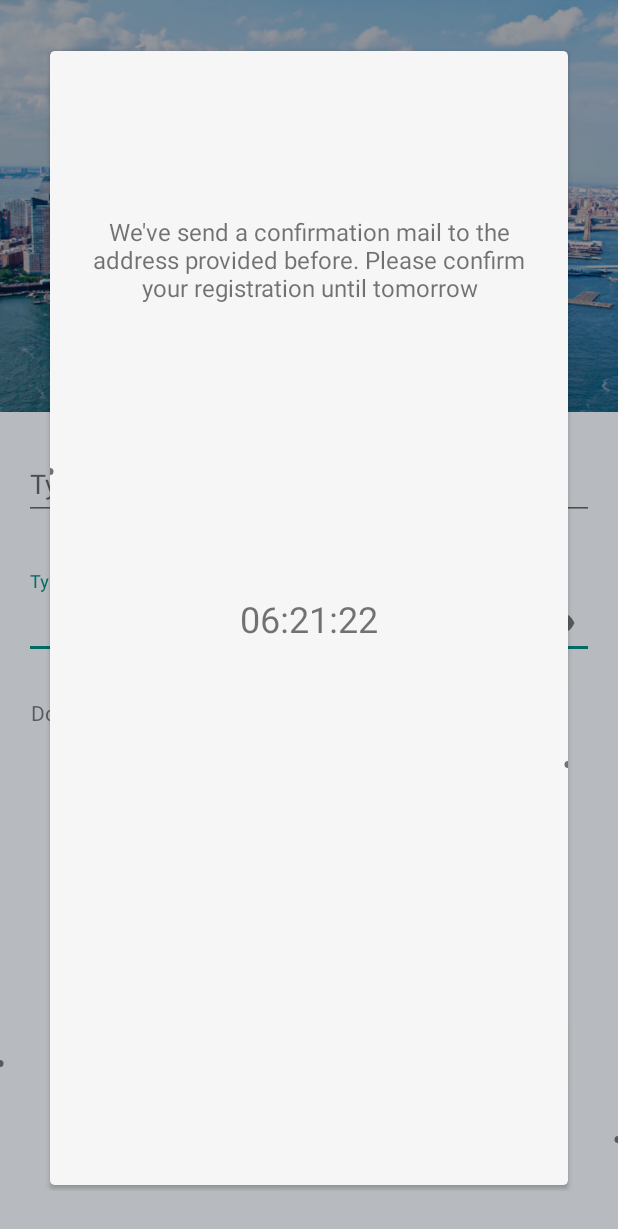
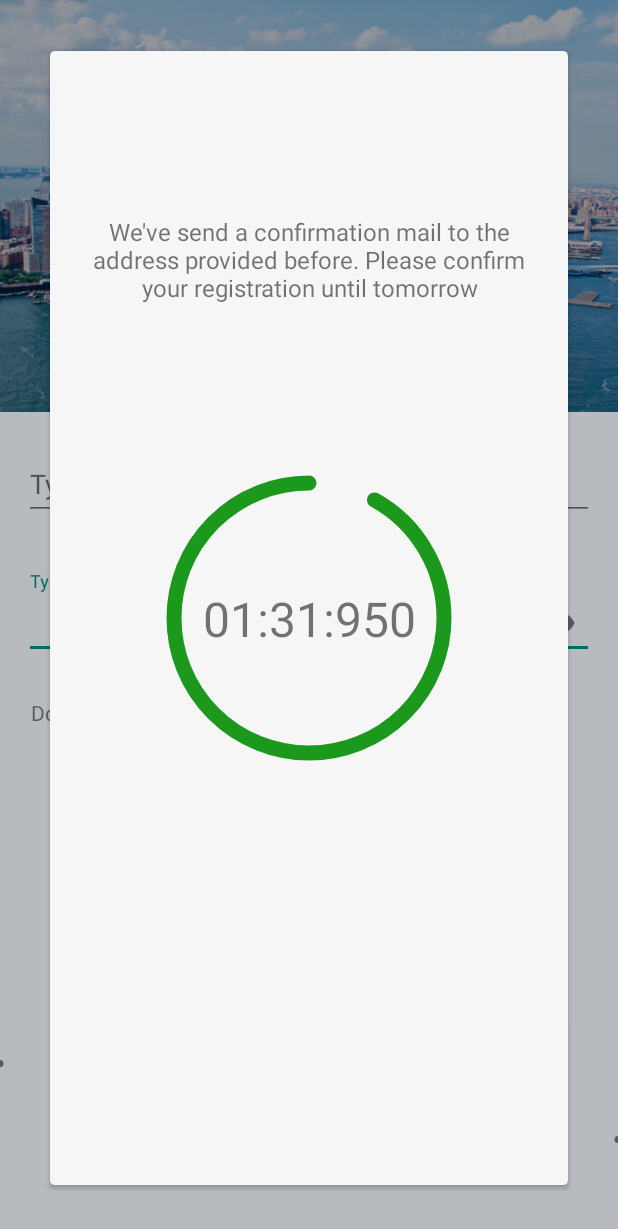
Before and after one commit to PashaBorisyk/hipe, an Android app: the screen it shows after launch (MainActivity), on a phone screen of 412 x 824 dp. Shown: the top 1229 px of the screen. Run offline under Robolectric (Android 15) with nearby library versions, the phone set to English and light mode, and no system bars; our stand-ins replace CircleImageView; libraries missing offline, so code that uses them is left out: com.jaredrummler.materialspinner, com.orm; plain views replace MaterialSpinner; 2 statements that could not run were skipped.

Commit message:
Loading counter

```diff
--- a/app/src/main/kotlin/com/bori/hipe/controllers/fragments/root/LoginFragment.kt
+++ b/app/src/main/kotlin/com/bori/hipe/controllers/fragments/root/LoginFragment.kt
@@ -18,6 +18,7 @@ import android.view.View
 import android.view.ViewGroup
 import android.widget.CheckBox
 import android.widget.ImageView
+import android.widget.TextView
 import com.bori.hipe.HipeApplication
 import com.bori.hipe.R
 import com.bori.hipe.controllers.activities.MainActivity
@@ -29,6 +30,7 @@ import com.bori.hipe.controllers.rest.callbacks.RestCallbackAdapter
 import com.bori.hipe.controllers.rest.service.UserRegistrationService
 import com.bori.hipe.controllers.rest.service.UserService
 import com.bori.hipe.controllers.views.CircularRevealFrameLayout
+import com.bori.hipe.controllers.views.CounterView
 import com.bori.hipe.controllers.views.FlippingEdgesView
 import com.bori.hipe.util.Const
 import com.bori.hipe.util.Status
@@ -68,7 +70,7 @@ class LoginFragment : HipeBaseFragment() , View.OnClickListener{
     private lateinit var materialSpinner: MaterialSpinner
 
     //Window views
-    private lateinit var loadingEmailConfirmationView:FlippingEdgesView
+    private lateinit var counterView:CounterView
     private lateinit var windowCard:View
     private lateinit var tintView: View
     private lateinit var photoAndGenderLayout:View
@@ -80,6 +82,7 @@ class LoginFragment : HipeBaseFragment() , View.OnClickListener{
     private lateinit var confirmButton:FloatingActionButton
     private lateinit var privacyCheckBox:CheckBox
     private lateinit var updatesCheckBox:CheckBox
+    private lateinit var countDown:TextView
     private val windowInputsViews = LinkedList<View>()
     private val windowLoadingsViews = LinkedList<View>()
 
@@ -122,6 +125,9 @@ class LoginFragment : HipeBaseFragment() , View.OnClickListener{
 
         createAccountText = findViewById(R.id.create_account_text)
         mainRevealFrameLayout = findViewById(R.id.main_reveal)
+
+        countDown = findViewById(R.id.count_down)
+
         mainRevealFrameLayout.child = confirmPasswordInputLayout
 
         loginButton.mainText = getString(R.string.sign_in)
@@ -168,14 +174,15 @@ class LoginFragment : HipeBaseFragment() , View.OnClickListener{
         privacyCheckBox = findViewById(R.id.privacy_check_box)
         updatesCheckBox = findViewById(R.id.receive_email_check_box)
         windowCard = findViewById(R.id.window_card)
-        loadingEmailConfirmationView = findViewById(R.id.email_confirmation_loading_button)
+        counterView = findViewById(R.id.email_confirmation_counter_view)
+
 
         windowInputsViews.add(updatesCheckBox)
         windowInputsViews.add(privacyCheckBox)
         windowInputsViews.add(userMailLayout)
         windowInputsViews.add(photoAndGenderLayout)
 
-        windowLoadingsViews.add(loadingEmailConfirmationView)
+        windowLoadingsViews.add(counterView)
 
         materialSpinner.setItems("M","W")
         tintView.setOnClickListener(this)
@@ -184,6 +191,8 @@ class LoginFragment : HipeBaseFragment() , View.OnClickListener{
             tintView.alpha = 0.9f* if (windwowRootCircularRevavalView.showForward)
                 it else 1f - it
         }
+
+        counterView.start(100000,countDown)
 
 
     }
@@ -252,7 +261,6 @@ class LoginFragment : HipeBaseFragment() , View.OnClickListener{
     override fun onResume() {
         super.onResume()
         Log.d(TAG, "LoginFragment onResume()")
-        loadingEmailConfirmationView.show(true)
 
     }
 
@@ -320,8 +328,7 @@ class LoginFragment : HipeBaseFragment() , View.OnClickListener{
 
         windowRootView.visibility = View.VISIBLE
         windwowRootCircularRevavalView.showIn()
-        loadingEmailConfirmationView.colors = resources.getColor(R.color.colorAccent)
-        loadingEmailConfirmationView.show(true)
+        counterView.start(10000,countDown)
 
     }
 
@@ -353,8 +360,8 @@ class LoginFragment : HipeBaseFragment() , View.OnClickListener{
 
             R.id.sign_in_user_button -> startActivity(Intent(context, SignInActivity::class.java))
             R.id.confirm_registration_button-> hideWindowViews()
-            R.id.email_confirmation_loading_button -> {
-                loadingEmailConfirmationView.startLoading()}
+            R.id.email_confirmation_counter_view -> {
+                counterView.start(10000,countDown)}
             else ->{}
         }
 
--- a/app/src/main/kotlin/com/bori/hipe/controllers/messenger/WebSocketConnector.kt
+++ b/app/src/main/kotlin/com/bori/hipe/controllers/messenger/WebSocketConnector.kt
@@ -1,5 +1,6 @@
 package com.bori.hipe.controllers.messenger
 
+import android.util.Log
 import com.bori.hipe.controllers.messenger.callback.MessageCallbackAdapter
 import com.bori.hipe.controllers.receiver.BootReciever
 import com.bori.hipe.models.ChatMessageNOSQL
@@ -10,12 +11,15 @@ import de.tavendo.autobahn.WebSocketHandler
 
 object WebSocketConnector : WebSocketConnection() {
 
-    const val URL = "ws://192.168.0.31:9000/sock/?userId=1"
+    private const val TAG = "WebSocketConnector.kt"
+    const val URL = "ws://192.168.100.41:8081/"
     private val gson = Gson()
 
     private val messageCallBacks = linkedSetOf<MessageCallbackAdapter>()
 
     fun createConncetion() {
+
+        Log.d(TAG,"Creating connection with : $URL")
 
         if (isConnected)
             return
@@ -60,10 +64,6 @@ object WebSocketConnector : WebSocketConnection() {
         })
     }
 
-    fun disposeConnection() {
-        disconnect()
-    }
-
     fun sendMessage(chatMessageNOSQL: ChatMessageNOSQL): Boolean {
 
         if (!(isConnected && BootReciever.isConnected)) {
--- /dev/null
+++ b/app/src/main/kotlin/com/bori/hipe/controllers/views/CounterView.kt
@@ -0,0 +1,164 @@
+package com.bori.hipe.controllers.views
+
+import android.animation.ArgbEvaluator
+import android.animation.ObjectAnimator
+import android.animation.ValueAnimator
+import android.content.Context
+import android.graphics.Canvas
+import android.graphics.Color
+import android.graphics.Paint
+import android.graphics.RectF
+import android.util.AttributeSet
+import android.util.Log
+import android.view.View
+import android.widget.TextView
+
+class CounterView @JvmOverloads constructor(
+        context: Context, attrs: AttributeSet? = null, defStyleAttr: Int = 0
+) : View(context, attrs, defStyleAttr) {
+
+    private companion object {
+        private const val ENDING_DURATION = 1000
+    }
+
+    private val TAG = "CounterView.kt"
+    private var animatedValue: Float = 1f
+
+    private val ovalRect = RectF()
+
+    private val paint = Paint(Paint.ANTI_ALIAS_FLAG)
+
+    private lateinit var updatedText: TextView
+
+    private lateinit var valueAnimator:ValueAnimator
+    private lateinit var colorAnimator:ObjectAnimator
+
+
+    init {
+
+        paint.color = Color.parseColor("#FF717171")
+        paint.style = Paint.Style.STROKE
+        paint.strokeWidth = 15f
+        paint.strokeCap = Paint.Cap.ROUND
+
+    }
+
+    fun start(duration: Long, textView: TextView) {
+
+        val evaluator = ArgbEvaluator()
+
+        valueAnimator = ValueAnimator.ofFloat(1f, 0f).run {
+
+            this.duration = duration
+            this.interpolator = null
+            this.repeatCount = 0
+
+            this.addUpdateListener { animation ->
+
+                this@CounterView.animatedValue = animation.animatedValue as Float
+
+                val rest = duration * this@CounterView.animatedValue
+
+                val mills = (rest.toInt() % 1000).toString().run {
+                    when (this.length) {
+                        1 -> return@run "00" + this
+                        2 -> return@run "0" + this
+                        else -> return@run this
+                    }
+                }
+                val secs = ((rest / 1000).toInt() % 60).toString().run {
+                    when (this.length) {
+                        1 -> return@run "0" + this
+                        else -> return@run this
+                    }
+                }
+                val mins = ((rest / (1000 * 60)).toInt() % 60).toString().run {
+                    when (this.length) {
+                        1 -> return@run "0" + this
+                        else -> return@run this
+                    }
+                }
+
+                textView.text = "$mins:$secs:$mills"
+
+                invalidate()
+                requestLayout()
+            }
+
+            this.start()
+            this
+        }
+
+        colorAnimator = ObjectAnimator.ofObject(
+                paint,
+                "color",
+                evaluator,
+                Color.parseColor("#009a00"),
+                Color.GRAY, Color.parseColor("#9a0000")).run {
+
+            this.duration = duration
+            this.repeatMode = ObjectAnimator.RESTART
+            this.repeatCount = 1
+            this.addUpdateListener {
+                paint.color = it.animatedValue as Int
+                invalidate()
+            }
+            this?.start()
+            this
+        }
+
+    }
+
+    fun done() {
+
+        updatedText.animate().alpha(0f).duration = (ENDING_DURATION * animatedValue).toLong()
+        colorAnimator.removeAllUpdateListeners()
+        valueAnimator.removeAllUpdateListeners()
+
+
+
+    }
+
+    override fun onMeasure(widthMeasureSpec: Int, heightMeasureSpec: Int) {
+        super.onMeasure(widthMeasureSpec, heightMeasureSpec)
+        val widthMode = MeasureSpec.getMode(widthMeasureSpec)
+        val widthSize = MeasureSpec.getSize(widthMeasureSpec)
+        val heightMode = MeasureSpec.getMode(heightMeasureSpec)
+        val heightSize = MeasureSpec.getSize(heightMeasureSpec)
+
+        val width = when (widthMode) {
+            View.MeasureSpec.EXACTLY -> widthSize
+            View.MeasureSpec.AT_MOST -> Math.min(300, widthSize)
+            View.MeasureSpec.UNSPECIFIED -> 300
+            else -> 100
+        }
+        val height = when (heightMode) {
+            View.MeasureSpec.EXACTLY -> heightSize
+            View.MeasureSpec.AT_MOST -> Math.min(300, heightSize)
+            View.MeasureSpec.UNSPECIFIED -> 300
+            else -> 100
+        }
+
+        setMeasuredDimension(width, height)
+
+        val radius = (Math.min(width, height) / 2f) - paint.strokeWidth
+        val centreX = width / 2f
+        val centreY = height / 2f
+        ovalRect.set(
+                centreX - radius,
+                centreY - radius,
+                centreX + radius,
+                centreY + radius
+        )
+    }
+
+    override fun onDraw(canvas: Canvas) {
+        super.onDraw(canvas)
+
+        Log.d(TAG, animatedValue.toString())
+        canvas.drawArc(ovalRect, -90f, -360f * animatedValue, false, paint)
+
+
+    }
+
+}
--- a/app/src/main/res/layout/fragment_login.xml
+++ b/app/src/main/res/layout/fragment_login.xml
@@ -385,8 +385,8 @@
                                 android:layout_width="match_parent"
                                 android:layout_height="match_parent">
 
-                                <com.bori.hipe.controllers.views.FlippingEdgesView
-                                    android:id="@+id/email_confirmation_loading_button"
+                                <com.bori.hipe.controllers.views.CounterView
+                                    android:id="@+id/email_confirmation_counter_view"
                                     android:layout_width="match_parent"
                                     android:layout_height="200dp"
                                     android:layout_marginBottom="8dp"
@@ -415,12 +415,14 @@
                                     android:text="@string/confirm_email_request"
                                     android:textAlignment="center"
                                     android:textSize="16dp"
-                                    app:layout_constraintBottom_toTopOf="@+id/email_confirmation_loading_button"
+                                    app:layout_constraintBottom_toTopOf="@+id/email_confirmation_counter_view"
                                     app:layout_constraintEnd_toEndOf="parent"
                                     app:layout_constraintStart_toStartOf="parent"
                                     app:layout_constraintTop_toTopOf="parent" />
 
                                 <TextView
+                                    android:paddingLeft="20dp"
+                                    android:paddingRight="20dp"
                                     android:id="@+id/count_down"
                                     android:layout_width="wrap_content"
                                     android:layout_height="wrap_content"
@@ -431,11 +433,11 @@
                                     android:layout_marginStart="8dp"
                                     android:layout_marginTop="8dp"
                                     android:text="06:21:22"
-                                    android:textSize="24dp"
-                                    app:layout_constraintBottom_toBottomOf="@+id/email_confirmation_loading_button"
-                                    app:layout_constraintEnd_toEndOf="@+id/email_confirmation_loading_button"
-                                    app:layout_constraintStart_toStartOf="@+id/email_confirmation_loading_button"
-                                    app:layout_constraintTop_toTopOf="@+id/email_confirmation_loading_button" />
+                                    android:textSize="32dp"
+                                    app:layout_constraintBottom_toBottomOf="@+id/email_confirmation_counter_view"
+                                    app:layout_constraintEnd_toEndOf="@+id/email_confirmation_counter_view"
+                                    app:layout_constraintStart_toStartOf="@+id/email_confirmation_counter_view"
+                                    app:layout_constraintTop_toTopOf="@+id/email_confirmation_counter_view" />
 
                             </android.support.constraint.ConstraintLayout>
 
```
